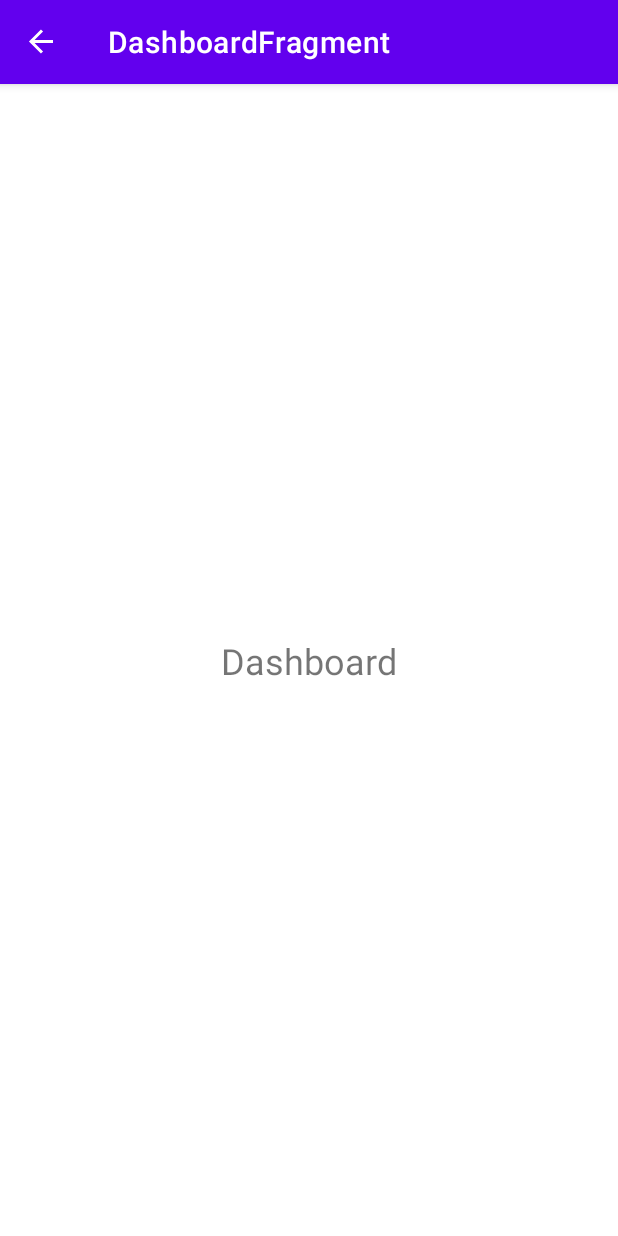
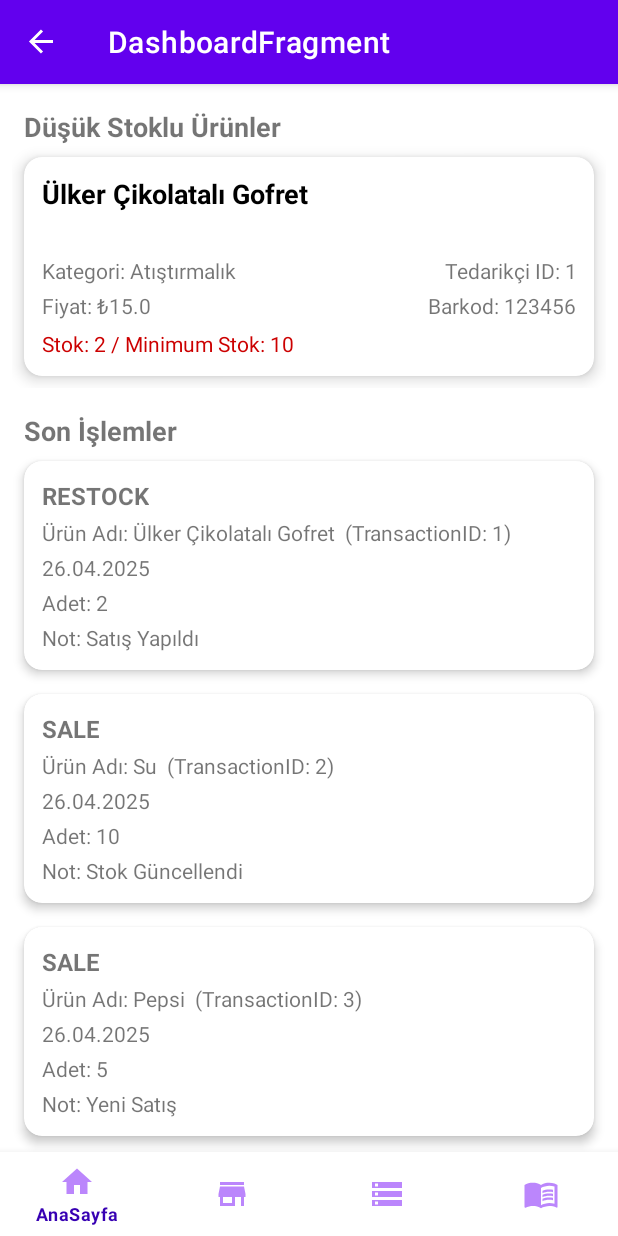
Before and after one commit to burakbasarann/Convenience_store_stock_management, an Android app: the DashboardFragment screen opened through its navigation route, on a phone screen of 412 x 824 dp. Run offline under Robolectric (Android 15) with nearby library versions, the phone set to English and light mode, and no system bars; our stand-ins replace Dagger/Hilt's generated code, Room's generated code, navigation-ui.

Commit message:
Added two adapters to DashboardFragment, mock data, and perform code review

```diff
--- a/app/src/main/java/com/basaran/casestudy/data/local/Converters.kt
+++ /dev/null
@@ -1,27 +0,0 @@
-package com.basaran.casestudy.data.local
-
-import androidx.room.TypeConverter
-import com.basaran.casestudy.data.model.TransactionType
-import java.util.Date
-
-class Converters {
-    @TypeConverter
-    fun fromTimestamp(value: Long?): Date? {
-        return value?.let { Date(it) }
-    }
-
-    @TypeConverter
-    fun dateToTimestamp(date: Date?): Long? {
-        return date?.time
-    }
-
-    @TypeConverter
-    fun fromTransactionType(value: TransactionType): String {
-        return value.name
-    }
-
-    @TypeConverter
-    fun toTransactionType(value: String): TransactionType {
-        return TransactionType.valueOf(value)
-    }
-}
--- a/app/src/main/java/com/basaran/casestudy/data/local/StoreDatabase.kt
+++ b/app/src/main/java/com/basaran/casestudy/data/local/StoreDatabase.kt
@@ -15,7 +15,7 @@ import com.basaran.casestudy.data.model.Transaction
     version = 1,
     exportSchema = false
 )
-@TypeConverters(Converters::class)
+
 abstract class StoreDatabase : RoomDatabase() {
     abstract fun productDao(): ProductDao
     abstract fun supplierDao(): SupplierDao
--- a/app/src/main/java/com/basaran/casestudy/data/model/Transaction.kt
+++ b/app/src/main/java/com/basaran/casestudy/data/model/Transaction.kt
@@ -8,7 +8,7 @@ import java.util.Date
 data class Transaction(
     @PrimaryKey(autoGenerate = true)
     val id: Long = 0,
-    val date: Date,
+    val date: Long,
     val type: TransactionType,
     val productId: Long,
     val quantity: Int,
@@ -17,5 +17,5 @@ data class Transaction(
 
 enum class TransactionType {
     SALE,
-    CANCEL
+    RESTOCK
 }
--- /dev/null
+++ b/app/src/main/java/com/basaran/casestudy/ui/adapter/LowStockAdapter.kt
@@ -0,0 +1,35 @@
+package com.basaran.casestudy.ui.adapter
+
+import android.view.LayoutInflater
+import android.view.ViewGroup
+import androidx.recyclerview.widget.RecyclerView
+import com.basaran.casestudy.data.model.Product
+import com.basaran.casestudy.databinding.ItemLowStockBinding
+
+class LowStockAdapter(
+    private val products: List<Product>
+) : RecyclerView.Adapter<LowStockAdapter.LowStockViewHolder>() {
+
+    inner class LowStockViewHolder(private val binding: ItemLowStockBinding) : RecyclerView.ViewHolder(binding.root) {
+        fun bind(product: Product) {
+            binding.productNameText.text = product.name
+            binding.productDescriptionText.text = product.description
+            binding.productCategoryText.text = "Kategori: ${product.category}"
+            binding.supplierIdText.text = "Tedarikçi ID: ${product.supplierId}"
+            binding.priceText.text = "Fiyat: ₺${product.price}"
+            binding.barcodeText.text = "Barkod: ${product.barcode}"
+            binding.stockInfoText.text = "Stok: ${product.currentStock} / Minimum Stok: ${product.minStock}"
+        }
+    }
+
+    override fun onCreateViewHolder(parent: ViewGroup, viewType: Int): LowStockViewHolder {
+        val binding = ItemLowStockBinding.inflate(LayoutInflater.from(parent.context), parent, false)
+        return LowStockViewHolder(binding)
+    }
+
+    override fun onBindViewHolder(holder: LowStockViewHolder, position: Int) {
+        holder.bind(products[position])
+    }
+
+    override fun getItemCount(): Int = products.size
+}
--- /dev/null
+++ b/app/src/main/java/com/basaran/casestudy/ui/adapter/RecentTransactionsAdapter.kt
@@ -0,0 +1,41 @@
+package com.basaran.casestudy.ui.adapter
+
+import android.view.LayoutInflater
+import android.view.ViewGroup
+import androidx.recyclerview.widget.RecyclerView
+import com.basaran.casestudy.data.model.Product
+import com.basaran.casestudy.data.model.Transaction
+import com.basaran.casestudy.databinding.ItemRecentTransactionBinding
+import java.text.SimpleDateFormat
+import java.util.Date
+import java.util.Locale
+
+class RecentTransactionsAdapter(
+    private val transactions: List<Transaction>,
+    private val products: List<Product>
+) : RecyclerView.Adapter<RecentTransactionsAdapter.TransactionViewHolder>() {
+
+    inner class TransactionViewHolder(private val binding: ItemRecentTransactionBinding) : RecyclerView.ViewHolder(binding.root) {
+        fun bind(transaction: Transaction) {
+            val product = products.find { it.id == transaction.productId }
+            val productName = product?.name ?: "Bilinmeyen Ürün"
+
+            binding.transactionTypeTextView.text = transaction.type.name
+            binding.productIdTextView.text = "Ürün Adı: $productName  (TransactionID: ${transaction.productId})"
+            binding.dateTextView.text = SimpleDateFormat("dd.MM.yyyy", Locale.getDefault()).format(Date(transaction.date))
+            binding.quantityTextView.text = "Adet: ${transaction.quantity}"
+            binding.notesTextView.text = "Not: ${transaction.notes ?: "-"}"
+        }
+    }
+
+    override fun onCreateViewHolder(parent: ViewGroup, viewType: Int): TransactionViewHolder {
+        val binding = ItemRecentTransactionBinding.inflate(LayoutInflater.from(parent.context), parent, false)
+        return TransactionViewHolder(binding)
+    }
+
+    override fun onBindViewHolder(holder: TransactionViewHolder, position: Int) {
+        holder.bind(transactions[position])
+    }
+
+    override fun getItemCount(): Int = transactions.size
+}
--- a/app/src/main/java/com/basaran/casestudy/ui/dashboard/DashboardFragment.kt
+++ b/app/src/main/java/com/basaran/casestudy/ui/dashboard/DashboardFragment.kt
@@ -5,7 +5,12 @@ import android.view.LayoutInflater
 import android.view.View
 import android.view.ViewGroup
 import androidx.fragment.app.Fragment
+import androidx.fragment.app.viewModels
+import androidx.recyclerview.widget.LinearLayoutManager
+import com.basaran.casestudy.data.model.Product
 import com.basaran.casestudy.databinding.FragmentDashboardBinding
+import com.basaran.casestudy.ui.adapter.LowStockAdapter
+import com.basaran.casestudy.ui.adapter.RecentTransactionsAdapter
 import dagger.hilt.android.AndroidEntryPoint
 
 @AndroidEntryPoint
@@ -13,6 +18,11 @@ class DashboardFragment : Fragment() {
 
     private var _binding: FragmentDashboardBinding? = null
     private val binding get() = _binding!!
+
+    private val viewModel: DashboardViewModel by viewModels()
+    private lateinit var lowStockAdapter: LowStockAdapter
+    private lateinit var recentTransactionsAdapter: RecentTransactionsAdapter
+    private var allProducts: List<Product> = emptyList()
 
     override fun onCreateView(
         inflater: LayoutInflater,
@@ -23,6 +33,38 @@ class DashboardFragment : Fragment() {
         return binding.root
     }
 
+    override fun onViewCreated(view: View, savedInstanceState: Bundle?) {
+        super.onViewCreated(view, savedInstanceState)
+
+        setupRecyclerViews()
+        observeViewModel()
+        setupBottomNavigation()
+    }
+
+    private fun setupRecyclerViews() {
+        binding.lowStockRecyclerView.layoutManager = LinearLayoutManager(requireContext(), LinearLayoutManager.HORIZONTAL, false)
+        binding.recentTransactionsRecyclerView.layoutManager = LinearLayoutManager(requireContext(), LinearLayoutManager.VERTICAL, false)
+    }
+
+    private fun observeViewModel() {
+        viewModel.lowStockProducts.observe(viewLifecycleOwner) { products ->
+            allProducts = products
+            lowStockAdapter = LowStockAdapter(products)
+            binding.lowStockRecyclerView.adapter = lowStockAdapter
+        }
+
+        viewModel.recentTransactions.observe(viewLifecycleOwner) { transactions ->
+            recentTransactionsAdapter = RecentTransactionsAdapter(transactions, allProducts)
+            binding.recentTransactionsRecyclerView.adapter = recentTransactionsAdapter
+        }
+    }
+
+    private fun setupBottomNavigation() {
+        binding.bottomNavigationView.setOnItemSelectedListener { item ->
+             true
+        }
+    }
+
     override fun onDestroyView() {
         super.onDestroyView()
         _binding = null
--- /dev/null
+++ b/app/src/main/java/com/basaran/casestudy/ui/dashboard/DashboardViewModel.kt
@@ -0,0 +1,52 @@
+package com.basaran.casestudy.ui.dashboard
+
+import androidx.lifecycle.LiveData
+import androidx.lifecycle.MutableLiveData
+import androidx.lifecycle.ViewModel
+import com.basaran.casestudy.data.model.Product
+import com.basaran.casestudy.data.model.Transaction
+import com.basaran.casestudy.data.model.TransactionType
+import dagger.hilt.android.lifecycle.HiltViewModel
+import javax.inject.Inject
+
+@HiltViewModel
+class DashboardViewModel @Inject constructor() : ViewModel() {
+
+    private val _lowStockProducts = MutableLiveData<List<Product>>()
+    val lowStockProducts: LiveData<List<Product>> get() = _lowStockProducts
+
+    private val _recentTransactions = MutableLiveData<List<Transaction>>()
+    val recentTransactions: LiveData<List<Transaction>> get() = _recentTransactions
+
+    init {
+        loadMockData()
+    }
+
+    private fun loadMockData() {
+        _lowStockProducts.value = listOf(
+            Product(1, "Ülker Çikolatalı Gofret", "", 15.0, "Atıştırmalık", "123456", 1, 2, 10),
+            Product(2, "Su", "0.5L Doğal Su", 5.0, "İçecek", "654321", 2, 3, 10),
+            Product(3, "Pepsi", "0.33L Pepsi", 8.0, "İçecek", "111213", 2, 3, 10),
+            Product(4, "Coca Cola", "0.33L Coca Cola", 8.0, "İçecek", "141516", 2, 3, 10),
+            Product(5, "Bisküvi", "Yulaflı Bisküvi", 7.5, "Atıştırmalık", "789012", 1, 2, 10),
+            Product(6, "Çikolata", "Sütlü Çikolata", 12.0, "Tatlı", "192021", 1, 2, 10),
+            Product(7, "Elma", "Taze Elma", 4.0, "Meyve", "222324", 3, 4, 10),
+            Product(8, "Armut", "Taze Armut", 4.5, "Meyve", "252627", 3, 4, 10),
+            Product(9, "Kola", "0.5L Kola", 6.0, "İçecek", "282930", 2, 3, 10),
+            Product(10, "Ayran", "200ml Ayran", 3.0, "İçecek", "313233", 2, 3, 10)
+        )
+
+        _recentTransactions.value = listOf(
+            Transaction(1, System.currentTimeMillis() - 3600000, TransactionType.RESTOCK, 1, 2, "Satış Yapıldı"),
+            Transaction(2, System.currentTimeMillis() - 7200000, TransactionType.SALE, 2, 10, "Stok Güncellendi"),
+            Transaction(3, System.currentTimeMillis() - 10800000, TransactionType.SALE, 3, 5, "Yeni Satış"),
+            Transaction(4, System.currentTimeMillis() - 14400000, TransactionType.RESTOCK, 4, 7, "Yeniden Stok Eklendi"),
+            Transaction(5, System.currentTimeMillis() - 18000000, TransactionType.SALE, 5, 3, "Ürün Satışı Yapıldı"),
+            Transaction(6, System.currentTimeMillis() - 21600000, TransactionType.RESTOCK, 6, 2, "Stok Yenilendi"),
+            Transaction(7, System.currentTimeMillis() - 25200000, TransactionType.SALE, 7, 10, "Satış Gerçekleşti"),
+            Transaction(8, System.currentTimeMillis() - 28800000, TransactionType.RESTOCK, 8, 6, "Yeni Ürün Stokta"),
+            Transaction(9, System.currentTimeMillis() - 32400000, TransactionType.SALE, 9, 8, "Satış Yapıldı"),
+            Transaction(10, System.currentTimeMillis() - 36000000, TransactionType.RESTOCK, 10, 4, "Stok Güncellendi")
+        )
+    }
+}
--- a/app/src/main/java/com/basaran/casestudy/ui/login/LoginViewModel.kt
+++ b/app/src/main/java/com/basaran/casestudy/ui/login/LoginViewModel.kt
@@ -6,6 +6,7 @@ import androidx.lifecycle.ViewModel
 import androidx.lifecycle.viewModelScope
 import com.basaran.casestudy.utils.LoginState
 import dagger.hilt.android.lifecycle.HiltViewModel
+import kotlinx.coroutines.delay
 import kotlinx.coroutines.launch
 import javax.inject.Inject
 
@@ -24,7 +25,8 @@ class LoginViewModel @Inject constructor() : ViewModel() {
         _loginState.value = LoginState.Loading
 
         viewModelScope.launch {
-            if (username == "admin" && password == "admin123") {
+            delay(1000)
+            if (username == "1" && password == "1") {
                 _loginState.value = LoginState.Success
             } else {
                 _loginState.value = LoginState.Error("Kullanıcı veya Şifre Yanlış")
--- /dev/null
+++ b/app/src/main/res/drawable/ic_home.xml
@@ -0,0 +1,5 @@
+<vector xmlns:android="http://schemas.android.com/apk/res/android" android:height="24dp" android:tint="#000000" android:viewportHeight="24" android:viewportWidth="24" android:width="24dp">
+
+    <path android:fillColor="@android:color/white" android:pathData="M10,20v-6h4v6h5v-8h3L12,3 2,12h3v8z"/>
+
+</vector>
--- /dev/null
+++ b/app/src/main/res/drawable/ic_products.xml
@@ -0,0 +1,5 @@
+<vector xmlns:android="http://schemas.android.com/apk/res/android" android:height="24dp" android:tint="#000000" android:viewportHeight="24" android:viewportWidth="24" android:width="24dp">
+
+    <path android:fillColor="@android:color/white" android:pathData="M13,10h-2V8h2V10zM13,6h-2V1h2V6zM7,18c-1.1,0 -1.99,0.9 -1.99,2S5.9,22 7,22s2,-0.9 2,-2S8.1,18 7,18zM17,18c-1.1,0 -1.99,0.9 -1.99,2s0.89,2 1.99,2s2,-0.9 2,-2S18.1,18 17,18zM8.1,13h7.45c0.75,0 1.41,-0.41 1.75,-1.03L21,4.96L19.25,4l-3.7,7H8.53L4.27,2H1v2h2l3.6,7.59l-1.35,2.44C4.52,15.37 5.48,17 7,17h12v-2H7L8.1,13z"/>
+
+</vector>
--- /dev/null
+++ b/app/src/main/res/drawable/ic_stock.xml
@@ -0,0 +1,5 @@
+<vector xmlns:android="http://schemas.android.com/apk/res/android" android:height="24dp" android:tint="#000000" android:viewportHeight="24" android:viewportWidth="24" android:width="24dp">
+
+    <path android:fillColor="@android:color/white" android:pathData="M2,20h20v-4L2,16v4zM4,17h2v2L4,19v-2zM2,4v4h20L22,4L2,4zM6,7L4,7L4,5h2v2zM2,14h20v-4L2,10v4zM4,11h2v2L4,13v-2z"/>
+
+</vector>
--- /dev/null
+++ b/app/src/main/res/drawable/ic_suppliers.xml
@@ -0,0 +1,5 @@
+<vector xmlns:android="http://schemas.android.com/apk/res/android" android:height="24dp" android:tint="#000000" android:viewportHeight="24" android:viewportWidth="24" android:width="24dp">
+
+    <path android:fillColor="@android:color/white" android:pathData="M20,4L4,4v2h16L20,4zM21,14v-2l-1,-5L4,7l-1,5v2h1v6h10v-6h4v6h2v-6h1zM12,18L6,18v-4h6v4z"/>
+
+</vector>
--- /dev/null
+++ b/app/src/main/res/drawable/ic_transactions.xml
@@ -0,0 +1,11 @@
+<vector xmlns:android="http://schemas.android.com/apk/res/android" android:autoMirrored="true" android:height="24dp" android:tint="#000000" android:viewportHeight="24" android:viewportWidth="24" android:width="24dp">
+
+    <path android:fillColor="@android:color/white" android:pathData="M21,5c-1.11,-0.35 -2.33,-0.5 -3.5,-0.5c-1.95,0 -4.05,0.4 -5.5,1.5c-1.45,-1.1 -3.55,-1.5 -5.5,-1.5S2.45,4.9 1,6v14.65c0,0.25 0.25,0.5 0.5,0.5c0.1,0 0.15,-0.05 0.25,-0.05C3.1,20.45 5.05,20 6.5,20c1.95,0 4.05,0.4 5.5,1.5c1.35,-0.85 3.8,-1.5 5.5,-1.5c1.65,0 3.35,0.3 4.75,1.05c0.1,0.05 0.15,0.05 0.25,0.05c0.25,0 0.5,-0.25 0.5,-0.5V6C22.4,5.55 21.75,5.25 21,5zM21,18.5c-1.1,-0.35 -2.3,-0.5 -3.5,-0.5c-1.7,0 -4.15,0.65 -5.5,1.5V8c1.35,-0.85 3.8,-1.5 5.5,-1.5c1.2,0 2.4,0.15 3.5,0.5V18.5z"/>
+
+    <path android:fillColor="@android:color/white" android:pathData="M17.5,10.5c0.88,0 1.73,0.09 2.5,0.26V9.24C19.21,9.09 18.36,9 17.5,9c-1.7,0 -3.24,0.29 -4.5,0.83v1.66C14.13,10.85 15.7,10.5 17.5,10.5z"/>
+
+    <path android:fillColor="@android:color/white" android:pathData="M13,12.49v1.66c1.13,-0.64 2.7,-0.99 4.5,-0.99c0.88,0 1.73,0.09 2.5,0.26V11.9c-0.79,-0.15 -1.64,-0.24 -2.5,-0.24C15.8,11.66 14.26,11.96 13,12.49z"/>
+
+    <path android:fillColor="@android:color/white" android:pathData="M17.5,14.33c-1.7,0 -3.24,0.29 -4.5,0.83v1.66c1.13,-0.64 2.7,-0.99 4.5,-0.99c0.88,0 1.73,0.09 2.5,0.26v-1.52C19.21,14.41 18.36,14.33 17.5,14.33z"/>
+
+</vector>
--- a/app/src/main/res/layout/fragment_dashboard.xml
+++ b/app/src/main/res/layout/fragment_dashboard.xml
@@ -1,17 +1,63 @@
 <?xml version="1.0" encoding="utf-8"?>
-<androidx.constraintlayout.widget.ConstraintLayout xmlns:android="http://schemas.android.com/apk/res/android"
+<androidx.constraintlayout.widget.ConstraintLayout
+    xmlns:android="http://schemas.android.com/apk/res/android"
     xmlns:app="http://schemas.android.com/apk/res-auto"
     android:layout_width="match_parent"
     android:layout_height="match_parent">
 
     <TextView
+        android:id="@+id/lowStockTitle"
         android:layout_width="wrap_content"
         android:layout_height="wrap_content"
-        android:text="Dashboard"
-        android:textSize="24sp"
+        android:text="Düşük Stoklu Ürünler"
+        android:textSize="18sp"
+        android:textStyle="bold"
+        android:layout_marginTop="16dp"
+        android:layout_marginStart="16dp"
+        app:layout_constraintTop_toTopOf="parent"
+        app:layout_constraintStart_toStartOf="parent"/>
+
+    <androidx.recyclerview.widget.RecyclerView
+        android:id="@+id/lowStockRecyclerView"
+        android:layout_width="0dp"
+        android:layout_height="wrap_content"
+        android:paddingStart="8dp"
+        android:paddingEnd="8dp"
+        app:layout_constraintTop_toBottomOf="@id/lowStockTitle"
+        app:layout_constraintStart_toStartOf="parent"
+        app:layout_constraintEnd_toEndOf="parent"
+        app:layout_constraintBottom_toTopOf="@id/recentTransactionsTitle"/>
+
+    <TextView
+        android:id="@+id/recentTransactionsTitle"
+        android:layout_width="wrap_content"
+        android:layout_height="wrap_content"
+        android:text="Son İşlemler"
+        android:textSize="18sp"
+        android:textStyle="bold"
+        android:layout_marginTop="16dp"
+        android:layout_marginStart="16dp"
+        app:layout_constraintTop_toBottomOf="@id/lowStockRecyclerView"
+        app:layout_constraintStart_toStartOf="parent"/>
+
+    <androidx.recyclerview.widget.RecyclerView
+        android:id="@+id/recentTransactionsRecyclerView"
+        android:layout_width="0dp"
+        android:layout_height="wrap_content"
+        android:paddingStart="8dp"
+        android:paddingEnd="8dp"
+        app:layout_constraintTop_toBottomOf="@id/recentTransactionsTitle"
+        app:layout_constraintStart_toStartOf="parent"
+        app:layout_constraintEnd_toEndOf="parent"/>
+
+    <com.google.android.material.bottomnavigation.BottomNavigationView
+        android:id="@+id/bottomNavigationView"
+        android:layout_width="0dp"
+        android:layout_height="wrap_content"
+        app:menu="@menu/bottom_nav_menu"
+        app:itemIconTint="@color/purple_200"
+        app:itemTextColor="@color/purple_700"
         app:layout_constraintBottom_toBottomOf="parent"
-        app:layout_constraintEnd_toEndOf="parent"
         app:layout_constraintStart_toStartOf="parent"
-        app:layout_constraintTop_toTopOf="parent" />
-
+        app:layout_constraintEnd_toEndOf="parent" />
 </androidx.constraintlayout.widget.ConstraintLayout>
--- /dev/null
+++ b/app/src/main/res/layout/item_low_stock.xml
@@ -0,0 +1,94 @@
+<?xml version="1.0" encoding="utf-8"?>
+<androidx.cardview.widget.CardView
+    xmlns:android="http://schemas.android.com/apk/res/android"
+    xmlns:card_view="http://schemas.android.com/apk/res-auto"
+    android:layout_width="match_parent"
+    android:layout_height="wrap_content"
+    android:layout_margin="8dp"
+    card_view:cardCornerRadius="12dp"
+    card_view:cardElevation="6dp">
+
+    <LinearLayout
+        android:layout_width="match_parent"
+        android:layout_height="wrap_content"
+        android:orientation="vertical"
+        android:padding="12dp">
+
+        <TextView
+            android:id="@+id/productNameText"
+            android:layout_width="match_parent"
+            android:layout_height="wrap_content"
+            android:text="Ürün Adı"
+            android:textSize="18sp"
+            android:textStyle="bold"
+            android:textColor="@android:color/black" />
+
+        <TextView
+            android:id="@+id/productDescriptionText"
+            android:layout_width="match_parent"
+            android:layout_height="wrap_content"
+            android:text="Açıklama"
+            android:textSize="14sp"
+            android:textColor="@android:color/darker_gray"
+            android:layout_marginTop="4dp" />
+
+        <LinearLayout
+            android:layout_width="match_parent"
+            android:layout_height="wrap_content"
+            android:orientation="horizontal"
+            android:layout_marginTop="6dp"
+            android:weightSum="2">
+
+            <TextView
+                android:id="@+id/productCategoryText"
+                android:layout_width="0dp"
+                android:layout_weight="1"
+                android:layout_height="wrap_content"
+                android:text="Kategori: Atıştırmalık"
+                android:textSize="14sp" />
+
+            <TextView
+                android:id="@+id/supplierIdText"
+                android:layout_width="0dp"
+                android:layout_weight="1"
+                android:layout_height="wrap_content"
+                android:text="Tedarikçi: 1"
+                android:textSize="14sp"
+                android:gravity="end" />
+        </LinearLayout>
+
+        <LinearLayout
+            android:layout_width="match_parent"
+            android:layout_height="wrap_content"
+            android:orientation="horizontal"
+            android:layout_marginTop="4dp"
+            android:weightSum="2">
+
+            <TextView
+                android:id="@+id/priceText"
+                android:layout_width="0dp"
+                android:layout_weight="1"
+                android:layout_height="wrap_content"
+                android:text="Fiyat: ₺15.0"
+                android:textSize="14sp" />
+
+            <TextView
+                android:id="@+id/barcodeText"
+                android:layout_width="0dp"
+                android:layout_weight="1"
+                android:layout_height="wrap_content"
+                android:text="Barkod: 123456"
+                android:textSize="14sp"
+                android:gravity="end" />
+        </LinearLayout>
+
+        <TextView
+            android:id="@+id/stockInfoText"
+            android:layout_width="match_parent"
+            android:layout_height="wrap_content"
+            android:text="Stok: 2 / Minimum: 10"
+            android:textSize="14sp"
+            android:textColor="@android:color/holo_red_dark"
+            android:layout_marginTop="6dp" />
+    </LinearLayout>
+</androidx.cardview.widget.CardView>
--- /dev/null
+++ b/app/src/main/res/layout/item_recent_transaction.xml
@@ -0,0 +1,59 @@
+<?xml version="1.0" encoding="utf-8"?>
+<androidx.cardview.widget.CardView
+    xmlns:android="http://schemas.android.com/apk/res/android"
+    xmlns:app="http://schemas.android.com/apk/res-auto"
+    android:layout_width="match_parent"
+    android:layout_height="wrap_content"
+    android:layout_margin="8dp"
+    app:cardCornerRadius="12dp"
+    app:cardElevation="4dp">
+
+    <LinearLayout
+        android:layout_width="match_parent"
+        android:layout_height="wrap_content"
+        android:orientation="vertical"
+        android:padding="12dp">
+
+        <TextView
+            android:id="@+id/transactionTypeTextView"
+            android:layout_width="wrap_content"
+            android:layout_height="wrap_content"
+            android:text="İşlem Tipi"
+            android:maxLines="1"
+            android:textStyle="bold"
+            android:textSize="16sp"/>
+
+        <TextView
+            android:id="@+id/productIdTextView"
+            android:layout_width="wrap_content"
+            android:layout_height="wrap_content"
+            android:text="Ürün ID: 0"
+            android:textSize="14sp"
+            android:layout_marginTop="4dp"/>
+
+        <TextView
+            android:id="@+id/dateTextView"
+            android:layout_width="wrap_content"
+            android:layout_height="wrap_content"
+            android:text="01.01.2024"
+            android:textSize="14sp"
+            android:layout_marginTop="4dp"/>
+
+        <TextView
+            android:id="@+id/quantityTextView"
+            android:layout_width="wrap_content"
+            android:layout_height="wrap_content"
+            android:text="Adet: 5"
+            android:textSize="14sp"
+            android:layout_marginTop="4dp"/>
+
+        <TextView
+            android:id="@+id/notesTextView"
+            android:layout_width="wrap_content"
+            android:layout_height="wrap_content"
+            android:text="Not: -"
+            android:textSize="14sp"
+            android:layout_marginTop="4dp"/>
+
+    </LinearLayout>
+</androidx.cardview.widget.CardView>
--- /dev/null
+++ b/app/src/main/res/menu/bottom_nav_menu.xml
@@ -0,0 +1,18 @@
+<menu xmlns:android="http://schemas.android.com/apk/res/android">
+    <item
+        android:id="@+id/nav_products"
+        android:icon="@drawable/ic_home"
+        android:title="AnaSayfa" />
+    <item
+        android:id="@+id/nav_suppliers"
+        android:icon="@drawable/ic_suppliers"
+        android:title="Tedarikçiler" />
+    <item
+        android:id="@+id/nav_stock"
+        android:icon="@drawable/ic_stock"
+        android:title="Stok" />
+    <item
+        android:id="@+id/nav_transactions"
+        android:icon="@drawable/ic_transactions"
+        android:title="İşlemler" />
+</menu>
```
